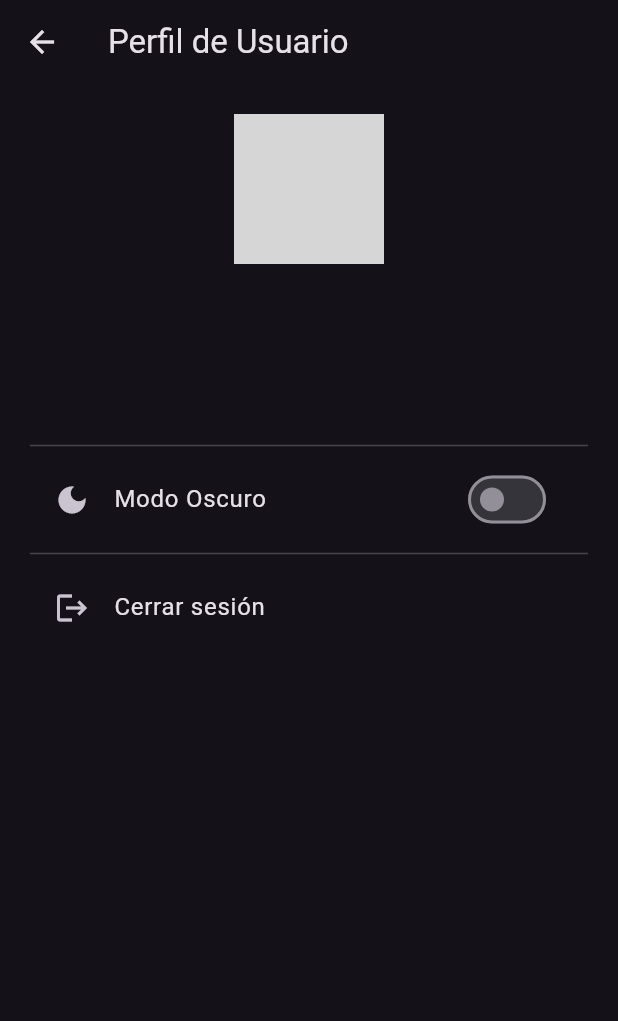
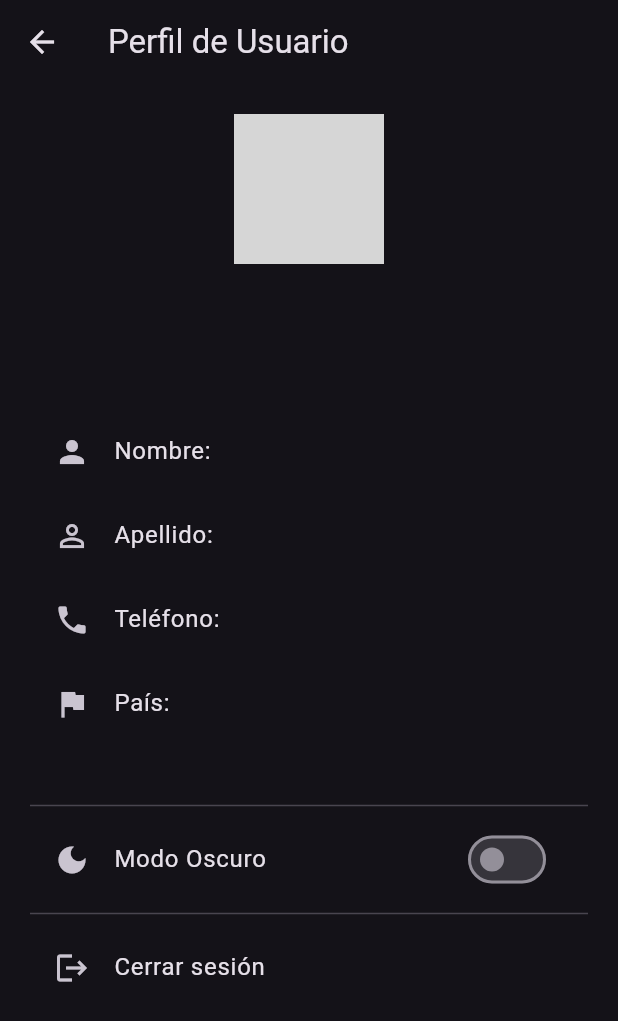
Before and after one commit to maynor-enamorado02/Proyecto-Final-Progra-Movil, a Flutter app: the OpcionesPage screen opened directly, on a phone screen of 412 x 824 dp. Shown: the top 1021 px of the screen. Run offline on Flutter 3.47's test engine with Material 3 defaults, Android fonts, the phone set to English and light mode, and no system bars; our stand-ins replace cloud_firestore, country_picker, dropdown_search, firebase_auth, firebase_core, google_sign_in; accounts and stored records are empty; network calls fail; grey boxes are pictures that could not be loaded.

Commit message:
Avance 10 Junio

```diff
--- a/analysis_options.yaml
+++ b/analysis_options.yaml
@@ -7,6 +7,10 @@
 
 # The following line activates a set of recommended lints for Flutter apps,
 # packages, and plugins designed to encourage good coding practices.
+analyzer:
+  errors:
+    library_private_types_in_public_api: ignore
+    use_build_context_synchronously: ignore
 include: package:flutter_lints/flutter.yaml
 
 linter:
--- a/lib/Screens/opciones.dart
+++ b/lib/Screens/opciones.dart
@@ -1,6 +1,7 @@
 import 'package:flutter/material.dart';
 import 'package:firebase_auth/firebase_auth.dart';
 import 'package:google_sign_in/google_sign_in.dart';
+import 'package:cloud_firestore/cloud_firestore.dart';
 import 'login_page.dart';
 
 class OpcionesPage extends StatefulWidget {
@@ -13,11 +14,26 @@
 class OpcionesPageState extends State<OpcionesPage> {
   bool _isDarkMode = false;
   User? _usuario;
+  Map<String, dynamic>? _datosUsuario;
 
   @override
   void initState() {
     super.initState();
     _usuario = FirebaseAuth.instance.currentUser;
+    _cargarDatosUsuario();
+  }
+
+  Future<void> _cargarDatosUsuario() async {
+    final uid = _usuario?.uid;
+    if (uid != null) {
+      final doc =
+          await FirebaseFirestore.instance.collection('users').doc(uid).get();
+      if (doc.exists) {
+        setState(() {
+          _datosUsuario = doc.data();
+        });
+      }
+    }
   }
 
   Future<void> _cerrarSesion() async {
@@ -62,13 +78,31 @@
                             : _usuario!.email ?? 'Correo no disponible',
                         style: const TextStyle(fontSize: 16, color: Colors.grey),
                       ),
+                      const SizedBox(height: 16),
+                      if (_datosUsuario != null) ...[
+                        ListTile(
+                          leading: const Icon(Icons.person),
+                          title: Text("Nombre: ${_datosUsuario!['nombre'] ?? 'N/D'}"),
+                        ),
+                        ListTile(
+                          leading: const Icon(Icons.person_outline),
+                          title: Text("Apellido: ${_datosUsuario!['apellido'] ?? 'N/D'}"),
+                        ),
+                        ListTile(
+                          leading: const Icon(Icons.phone),
+                          title: Text("Teléfono: ${_datosUsuario!['telefono'] ?? 'N/D'}"),
+                        ),
+                        ListTile(
+                          leading: const Icon(Icons.flag),
+                          title: Text("País: ${_datosUsuario!['pais'] ?? 'N/D'}"),
+                        ),
+                      ],
                     ],
                   ),
                 ),
                 const SizedBox(height: 32),
                 const Divider(),
 
-                // Si el usuario es anónimo, mostramos el botón para iniciar sesión
                 if (_usuario!.isAnonymous)
                   ListTile(
                     leading: const Icon(Icons.login),
--- a/lib/main.dart
+++ b/lib/main.dart
@@ -20,6 +20,7 @@
   @override
   Widget build(BuildContext context) {
     return MaterialApp(
+      debugShowCheckedModeBanner: false,
       title: 'Pokémon App',
       theme: ThemeData(
         primarySwatch: Colors.red,
--- a/pubspec.yaml
+++ b/pubspec.yaml
@@ -38,6 +38,7 @@
   font_awesome_flutter: ^10.3.0
   cupertino_icons: ^1.0.8
   dropdown_search: ^5.0.6
+  country_picker: ^2.0.27
 
 
   # The following adds the Cupertino Icons font to your application.
```
Also changed, not shown: lib/Screens/login_page.dart (+13 -3 lines), lib/Screens/user_info_form.dart (added, +133 -0 lines), pubspec.lock.
